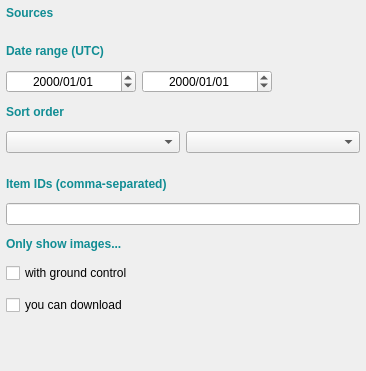
planetlabs/qgis-planet-plugin, file planet_explorer/ui/pe_daily_filter_base.ui: the form before one commit.
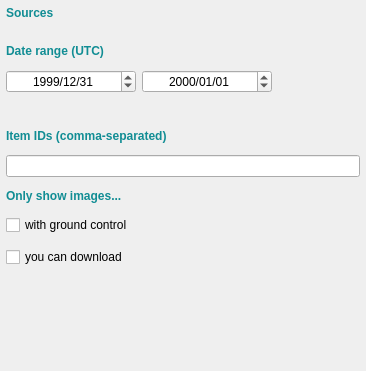
The form after the commit. Custom widgets are drawn as their Qt base class.

Diff of the .ui file:
```diff
--- a/planet_explorer/ui/pe_daily_filter_base.ui
+++ b/planet_explorer/ui/pe_daily_filter_base.ui
@@ -45,8 +45,8 @@
        <rect>
         <x>0</x>
         <y>0</y>
-        <width>352</width>
-        <height>373</height>
+        <width>366</width>
+        <height>371</height>
        </rect>
       </property>
       <layout class="QVBoxLayout" name="verticalLayout_2">
@@ -150,17 +150,17 @@
             </property>
             <property name="dateTime">
              <datetime>
-              <hour>6</hour>
+              <hour>23</hour>
               <minute>0</minute>
               <second>0</second>
-              <year>2000</year>
-              <month>1</month>
-              <day>1</day>
+              <year>1999</year>
+              <month>12</month>
+              <day>31</day>
              </datetime>
             </property>
             <property name="time">
              <time>
-              <hour>6</hour>
+              <hour>23</hour>
               <minute>0</minute>
               <second>0</second>
              </time>
@@ -217,22 +217,6 @@
          </layout>
         </widget>
        </item>
-       <item>
-        <widget class="QLabel" name="lblSortOrder">
-         <property name="font">
-          <font>
-           <weight>75</weight>
-           <bold>true</bold>
-          </font>
-         </property>
-         <property name="styleSheet">
-          <string notr="true">color: rgb(17, 141, 148);</string>
-         </property>
-         <property name="text">
-          <string>Sort order</string>
-         </property>
-        </widget>
-       </item>
        <item>
         <widget class="QFrame" name="frameSortOrder">
          <property name="frameShape">
@@ -257,19 +241,6 @@
           <property name="bottomMargin">
            <number>0</number>
           </property>
-          <item>
-           <widget class="QComboBox" name="cmbBoxDateType"/>
-          </item>
-          <item>
-           <widget class="QComboBox" name="cmbBoxDateSort">
-            <property name="sizePolicy">
-             <sizepolicy hsizetype="Preferred" vsizetype="Fixed">
-              <horstretch>0</horstretch>
-              <verstretch>0</verstretch>
-             </sizepolicy>
-            </property>
-           </widget>
-          </item>
           <item>
            <spacer name="horizontalSpacer_2">
             <property name="orientation">
@@ -395,17 +366,17 @@
   </layout>
  </widget>
  <customwidgets>
-  <customwidget>
-   <class>QgsDateTimeEdit</class>
-   <extends>QDateTimeEdit</extends>
-   <header>qgsdatetimeedit.h</header>
-  </customwidget>
   <customwidget>
    <class>QgsScrollArea</class>
    <extends>QScrollArea</extends>
    <header location="global">qgis.gui</header>
    <container>1</container>
   </customwidget>
+  <customwidget>
+   <class>QgsDateTimeEdit</class>
+   <extends>QDateTimeEdit</extends>
+   <header>qgsdatetimeedit.h</header>
+  </customwidget>
  </customwidgets>
  <resources/>
  <connections/>
```
